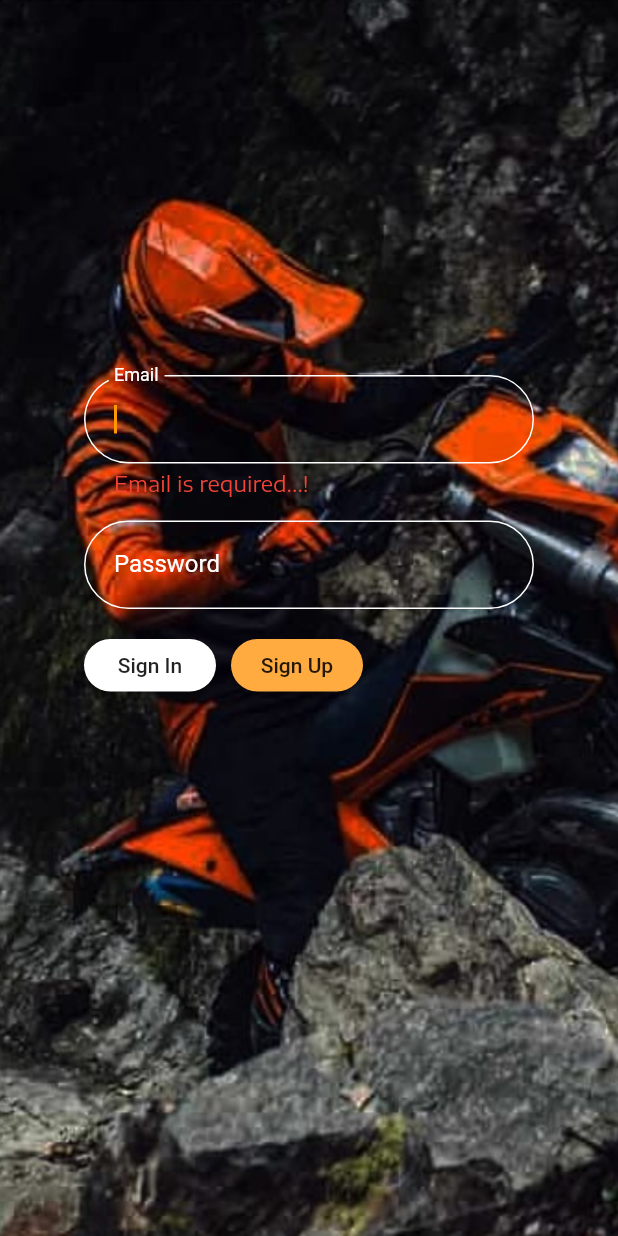
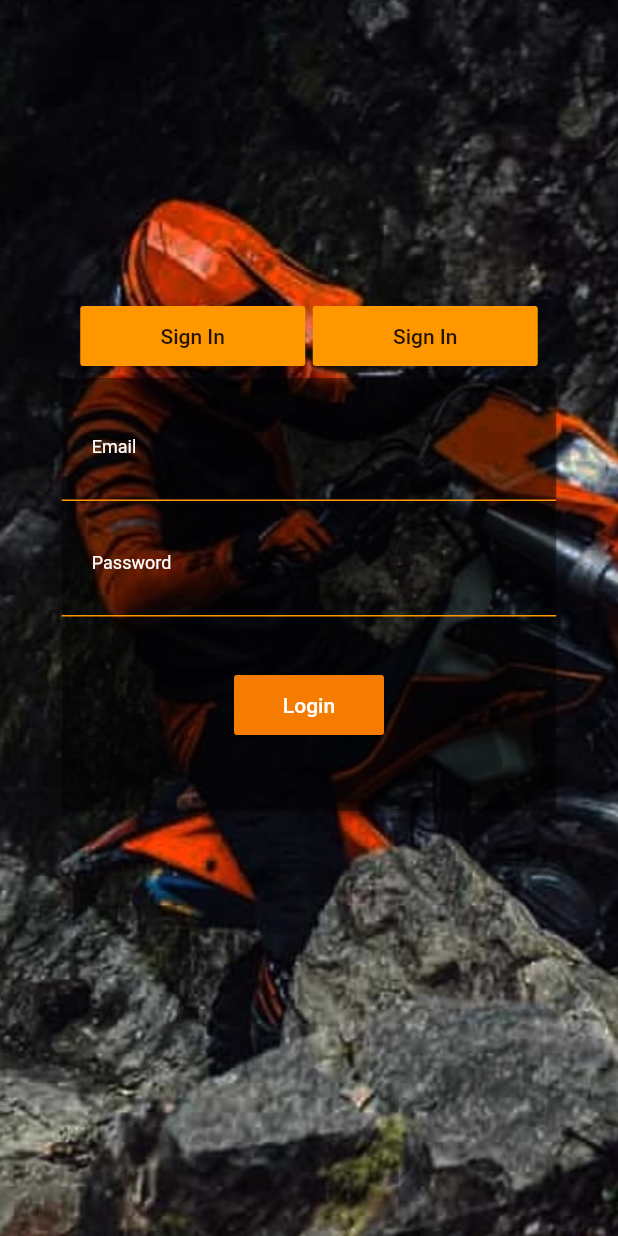
Before and after one commit to gyugie/news_article, a Flutter app: the screen it shows after launch, after a tap on "Sign In", on a phone screen of 412 x 824 dp. Run offline on Flutter 3.47's test engine with Material 2 defaults, Android fonts, the phone set to English and light mode, and no system bars; our stand-ins replace firebase_auth; accounts and stored records are empty.

Commit message:
add validate login or register

```diff
--- a/lib/loginPage.dart
+++ b/lib/loginPage.dart
@@ -1,6 +1,6 @@
-import 'package:firebase_auth/firebase_auth.dart';
 import 'package:flutter/material.dart';
-import './widget/tab_screens.dart';
+import 'package:news_article/sigin.dart';
+import 'package:news_article/signup.dart';
 
 class LoginPage extends StatefulWidget {
   @override
@@ -8,127 +8,25 @@ class LoginPage extends StatefulWidget {
 }
 
 class _LoginPageState extends State<LoginPage> {
-  final  _userEmail     = TextEditingController();
-  final  _userPassword  = TextEditingController();
-  bool isLoading        = false;
-  bool emailAlert       = false;
-  bool passwordAlert    = false;
-  bool accountWrong     = false;
-
+  bool isSign           = true;
 
   @override
-  void dispose() {
-    // Clean up the controller when the widget is disposed.
-    _userEmail.dispose();
-    _userPassword.dispose();
-    super.dispose();
-  }
-
-  void _alertMessage(String fieldText){
+  void _setDisplay(String display){
+    if(display == 'login'){
       setState(() {
-      if(fieldText == 'email'){
-          emailAlert = true;
-           passwordAlert = false;
-      }else if(fieldText == 'password'){
-          passwordAlert = true;
-          emailAlert = false;
-      } else if(fieldText == 'wrong'){
-        accountWrong = true;
-      }
+        isSign = true;
       });
-  }
-
-Future<void> _checkingLogged() async{
+    } else {
       setState(() {
-      isLoading = true;
-    });
-    try{
-
-      AuthResult user = await FirebaseAuth.instance.signInWithEmailAndPassword(email: _userEmail.text, password: _userPassword.text);
-      Navigator.of(context).pushReplacementNamed( TabsScreens.routeName );
-
-      setState(() {
-        isLoading = false;
-      });
-
-    }catch(e){
-      _alertMessage('wrong');
-      setState(() {
-        isLoading = false;
+        isSign = false;
       });
     }
   }
 
+
   @override
   Widget build(BuildContext context) {
   Size size = MediaQuery.of(context).size;
-  final emailText = TextFormField(
-                      controller: _userEmail,
-                      validator: (input){
-                        if(input.isEmpty){
-                          return 'Email Is Required!';
-                        }
-                      },
-                      style: TextStyle(
-                        color: Colors.white
-                        ),
-                      keyboardType: TextInputType.emailAddress,
-                      autofocus: true,
-                      decoration: InputDecoration(
-                        labelText: "Email",
-                        labelStyle: TextStyle(
-                          color: Colors.white,
-                          ),
-                        contentPadding: EdgeInsets.symmetric(
-                          vertical: 20.0,
-                          horizontal: 20.0
-                          ),
-                        fillColor: Colors.white,
-                        focusedBorder:OutlineInputBorder(
-                          borderSide: BorderSide(
-                            color: Colors.white,
-                            width: 1.0
-                            ),
-                          borderRadius: BorderRadius.circular(30.0),
-                        ),
-                        enabledBorder:OutlineInputBorder(
-                          borderSide: const BorderSide(
-                            color: Colors.white,
-                            width: 1.0
-                            ),
-                          borderRadius: BorderRadius.circular(30.0),
-                        ),
-                      ),
-                  );
-
-  final passwordText = TextFormField(
-                        controller: _userPassword,
-                        style: new TextStyle(color: Colors.white),
-                        obscureText: true,
-                        decoration: InputDecoration(
-                          labelText: "Password",
-                          labelStyle: new TextStyle(color: Colors.white),
-                          fillColor: Colors.white,
-                          contentPadding: new EdgeInsets.symmetric(
-                            vertical: 20.0,
-                            horizontal: 20.0
-                            ),
-                          focusedBorder:OutlineInputBorder(
-                            borderSide: BorderSide(
-                              color: Colors.white,
-                              width: 1.0
-                              ),
-                            borderRadius: BorderRadius.circular(30.0),
-                          ),
-                          enabledBorder:OutlineInputBorder(
-                            borderSide: const BorderSide(
-                              color: Colors.white,
-                              width: 1.0
-                              ),
-                            borderRadius: BorderRadius.circular(30.0),
-                          ),
-                        ),
-                    );
 
     return Scaffold(
         body: Stack(
@@ -140,83 +38,127 @@ Future<void> _checkingLogged() async{
                 fit: BoxFit.cover,
               ),
             ),
-           isLoading ? Center( child: CircularProgressIndicator()) : Center(),
            Center(
              child: Container(
-                width: 300,
                child: ListView(
                  children: <Widget>[
-                    Padding(
-                      padding: EdgeInsets.only(top: 250),
-                    ),
-                     emailText,
-                     emailAlert ?
                   Container(
-                        padding: EdgeInsets.only(top: 5, left: 20),
-                        child: Text(
-                          'Email is required...!', style: TextStyle(color: Colors.red)
-                        ),
-                      )
-                    : Container(),
-                    SizedBox( height: 15),
-                    passwordText,
-                     passwordAlert ?
-                      Container(
-                        padding: EdgeInsets.only(top: 5, left: 20),
-                        child: Text(
-                          'Password is required...!', style: TextStyle(color: Colors.red)
-                        ),
-                      )
-                    : Container(),
-                    accountWrong ? Container(
-                        padding: EdgeInsets.only(top: 5, left: 20),
-                        child: Text(
-                          'Please check youre account is wrong...!', style: TextStyle(color: Colors.red)
-                        ),
-                      )
-                    : Container(),
-                    SizedBox(height: 20),
-                    Container(
-                      height: 35.0,
-                      child: ListView(
-                        scrollDirection: Axis.horizontal,
+                    padding: EdgeInsets.only(top: 200),
+                    child: Row(
+                      mainAxisAlignment: MainAxisAlignment.center,
                       children: <Widget>[
-                          RaisedButton(
-                            color: Colors.white,
-                            shape: RoundedRectangleBorder(borderRadius: BorderRadius.circular(20)),
-                            onPressed: (){
-
-
-                              if(_userEmail.text == ''){
-                                _alertMessage('email');
-                              }else if(_userPassword.text == ''){
-                                 _alertMessage('password');
-                              }else{
-                                 _checkingLogged();
-                              }
-
+                         ButtonTheme(
+                            minWidth: 150.0,
+                            height: 40.0,
+                            child: RaisedButton(
+                              onPressed: () {
+                                _setDisplay('login');
                               },
                               child: Text("Sign In"),
                             ),
-                          SizedBox(width: 10),
-                          RaisedButton(
-                            color: Colors.orangeAccent,
-                            shape: RoundedRectangleBorder(
-                              borderRadius: BorderRadius.circular(20)),
+                          ),
+                         SizedBox(width: 5),
+                         ButtonTheme(
+                          minWidth: 150.0,
+                          height: 40.0,
+                          child: RaisedButton(
                             onPressed: () {
-
+                               _setDisplay('signup');
                             },
-                            child: Text("Sign Up"),
+                            child: Text("Sign In"),
+                          ),
                         ),
                       ],
                     ),
+                  ),
+                  Container(
+                    child: Column(
+                      children: <Widget>[
+                        isSign ? SignIn() : SignUp(),
+                      ],
+                    ),
                   )
+
                  ],
                )
              ),
-           ),
+           )
           ],
         )
     );
   }
 }
+
+// Center(
+//              child: Container(
+//                 width: 300,
+//                 child: ListView(
+//                   children: <Widget>[
+//                     Padding(
+//                       padding: EdgeInsets.only(top: 250),
+//                     ),
+//                      emailText,
+//                      emailAlert ?
+//                       Container(
+//                         padding: EdgeInsets.only(top: 5, left: 20),
+//                         child: Text(
+//                           'Email is required...!', style: TextStyle(color: Colors.red)
+//                         ),
+//                       )
+//                     : Container(),
+//                     SizedBox( height: 15),
+//                     passwordText,
+//                      passwordAlert ?
+//                       Container(
+//                         padding: EdgeInsets.only(top: 5, left: 20),
+//                         child: Text(
+//                           'Password is required...!', style: TextStyle(color: Colors.red)
+//                         ),
+//                       )
+//                     : Container(),
+//                     accountWrong ? Container(
+//                         padding: EdgeInsets.only(top: 5, left: 20),
+//                         child: Text(
+//                           'Please check youre account is wrong...!', style: TextStyle(color: Colors.red)
+//                         ),
+//                       )
+//                     : Container(),
+//                     SizedBox(height: 20),
+//                     Container(
+//                       height: 35.0,
+//                       child: ListView(
+//                         scrollDirection: Axis.horizontal,
+//                         children: <Widget>[
+//                           RaisedButton(
+//                             color: Colors.white,
+//                             shape: RoundedRectangleBorder(borderRadius: BorderRadius.circular(20)),
+//                             onPressed: (){
+//                               _checkingLogged();
+//                               CircularProgressIndicator();
+
+//                               // if(_userEmail.text == ''){
+//                               //   _alertMessage('email');
+//                               // }else if(_userPassword.text == ''){
+//                               //    _alertMessage('password');
+//                               // }
+
+//                             },
+//                             child: Text("Sign In"),
+//                           ),
+//                           SizedBox(width: 10),
+//                           RaisedButton(
+//                             color: Colors.orangeAccent,
+//                             shape: RoundedRectangleBorder(
+//                               borderRadius: BorderRadius.circular(20)),
+//                             onPressed: () {
+
+//                             },
+//                             child: Text("Sign Up"),
+//                           ),
+//                         ],
+//                       ),
+//                     )
+//                   ],
+//                 )
+//               ),
+//            ),
--- /dev/null
+++ b/lib/sigin.dart
@@ -0,0 +1,166 @@
+import 'package:flutter/material.dart';
+import 'package:firebase_auth/firebase_auth.dart';
+import './widget/tab_screens.dart';
+
+
+class SignIn extends StatefulWidget {
+  @override
+  _SignInState createState() => _SignInState();
+}
+
+class _SignInState extends State<SignIn> {
+  final _formKey        = GlobalKey<FormState>();
+  final  _userEmail     = TextEditingController();
+  final  _userPassword  = TextEditingController();
+  bool isLoading        = false;
+  bool emailAlert       = false;
+  bool passwordAlert    = false;
+  bool accountWrong     = false;
+
+  void dispose() {
+    // Clean up the controller when the widget is disposed.
+    _userEmail.dispose();
+    _userPassword.dispose();
+    super.dispose();
+  }
+
+  void _alertMessage(){
+    setState(() {
+        accountWrong = true;
+    });
+  }
+
+  Future<void> _checkingLogged() async{
+    setState(() {
+      isLoading = true;
+    });
+    try{
+
+      AuthResult user = await FirebaseAuth.instance.signInWithEmailAndPassword(email: _userEmail.text, password: _userPassword.text);
+      Navigator.of(context).pushReplacementNamed( TabsScreens.routeName );
+
+      setState(() {
+        isLoading = false;
+      });
+
+    }catch(e){
+      _alertMessage();
+      setState(() {
+        isLoading = false;
+      });
+    }
+}
+
+  @override
+  Widget build(BuildContext context) {
+    Size size = MediaQuery.of(context).size;
+    final emailText = TextFormField(
+                      controller: _userEmail,
+                      validator: (input){
+                        if(input.isEmpty){
+                          return 'Email Is Required!';
+                        }
+                      },
+                      style: TextStyle(
+                        color: Colors.white
+                        ),
+                      keyboardType: TextInputType.emailAddress,
+                      autofocus: false,
+                      decoration: InputDecoration(
+                        labelText: "Email",
+                        labelStyle: TextStyle(
+                          color: Colors.white,
+                          fontSize: 12
+                          ),
+                        contentPadding: EdgeInsets.symmetric(
+                          vertical: 20.0,
+                          horizontal: 20.0
+                          ),
+                        fillColor: Colors.white,
+                         focusedBorder: UnderlineInputBorder(
+                            borderSide: BorderSide(color: Colors.orangeAccent),
+                          ),
+                        enabledBorder: UnderlineInputBorder(
+                          borderSide: BorderSide(color: Theme.of(context).primaryColor),
+                        ),
+                      ),
+                  );
+    final passwordText = TextFormField(
+                        controller: _userPassword,
+                        validator: (input){
+                        if(input.isEmpty){
+                          return 'Email Is Required!';
+                          }
+                        },
+                        style: new TextStyle(color: Colors.white),
+                        obscureText: true,
+                        decoration: InputDecoration(
+                          labelText: "Password",
+                          labelStyle: new TextStyle(
+                            color: Colors.white,
+                            fontSize: 12
+                            ),
+                          fillColor: Colors.white,
+                          border: new UnderlineInputBorder(
+                              borderSide: new BorderSide(
+                                color: Colors.red
+                              )
+                            ),
+                          contentPadding: new EdgeInsets.symmetric(
+                            vertical: 20.0,
+                            horizontal: 20.0
+                            ),
+                          focusedBorder: UnderlineInputBorder(
+                            borderSide: BorderSide(color: Colors.orangeAccent),
+                          ),
+                          enabledBorder: UnderlineInputBorder(
+                            borderSide: BorderSide(color: Theme.of(context).primaryColor),
+                          ),
+                        ),
+                    );
+
+    return Card(
+      color:  Colors.black.withOpacity(0.4),
+      child: Container(
+        padding: EdgeInsets.only(top: 10),
+        width: size.width * 0.80,
+        height: size.height * 0.35,
+        child: ListView(
+          children: <Widget>[
+            Form(
+              key: _formKey,
+              child: Column(
+                children: <Widget>[
+                  emailText,
+                  SizedBox(height: 5),
+                  passwordText,
+                  accountWrong ? Container(
+                      padding: EdgeInsets.only(top: 5, left: 20),
+                      child: Text(
+                        'Please check youre account is wrong...!', style: TextStyle(color: Colors.red)
+                      ),
+                    )
+                  : Container(),
+                  SizedBox(height: 35),
+                   ButtonTheme(
+                    minWidth: 100.0,
+                    height: 40.0,
+                    child: RaisedButton(
+                      color: Colors.orange[700],
+                      onPressed: () {
+                        _formKey.currentState.validate();
+                        _checkingLogged();
+                      },
+                       child:  isLoading ? CircularProgressIndicator() : Text('Login', style: TextStyle(color: Colors.white),)
+                    ),
+                  ),
+                ],
+              ),
+            )
+
+          ],
+        ),
+      ),
+    );
+  }
+}
```
Also changed, not shown: lib/signup.dart (added, +156 -0 lines). Lines whose indentation alone changed are shown as unchanged.
